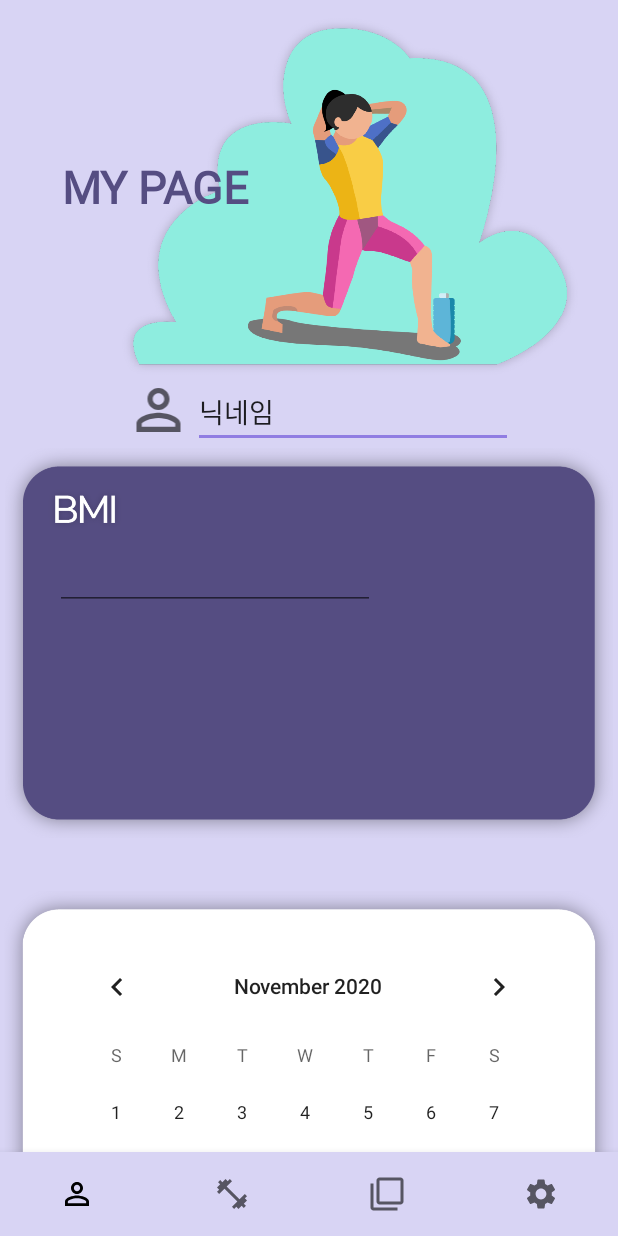
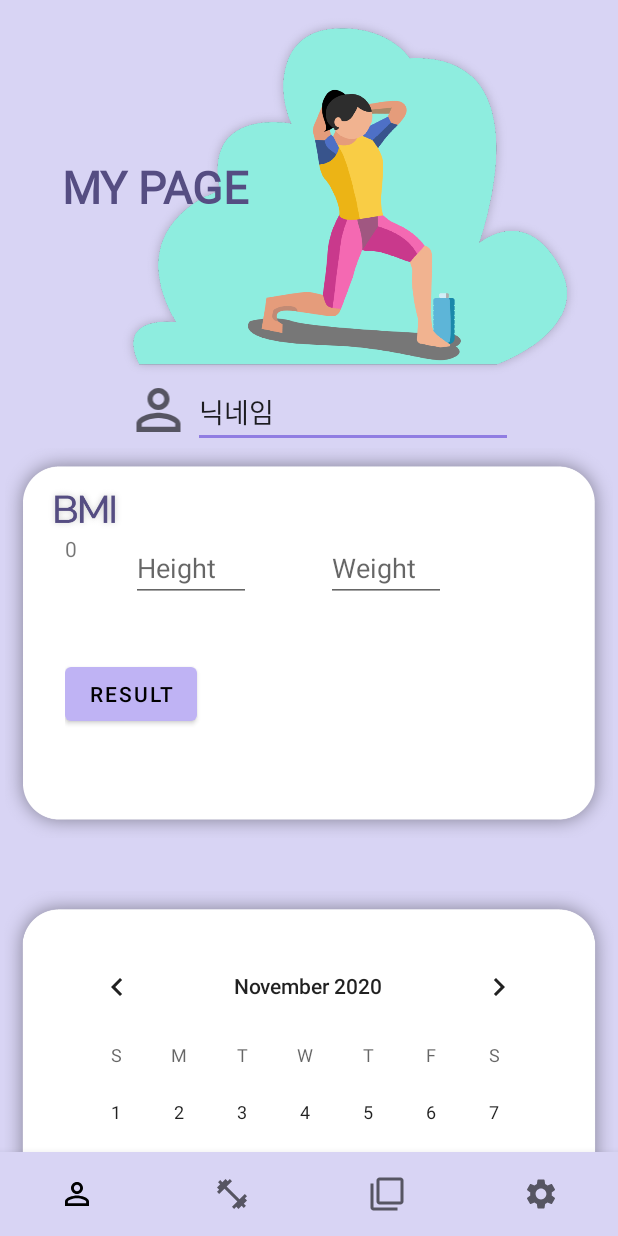
Before and after one commit to asimuleo/android_Pieooreum, an Android app: the screen it shows after launch (MainActivity), on a phone screen of 412 x 824 dp. Run offline under Robolectric (Android 15) with nearby library versions, the phone set to English and light mode, and no system bars; our stand-ins replace navigation-ui.

```diff
--- a/app/src/main/res/layout/mypage_fragment.xml
+++ b/app/src/main/res/layout/mypage_fragment.xml
@@ -28,22 +28,56 @@
                     android:layout_height="wrap_content"
                     android:adjustViewBounds="true"
                     app:layout_constraintEnd_toEndOf="parent"
+                    app:layout_constraintHorizontal_bias="0.0"
                     app:layout_constraintStart_toStartOf="parent"
                     app:layout_constraintTop_toBottomOf="@+id/editTextTextPersonName2"
-                    app:srcCompat="@drawable/box44" />
+                    app:srcCompat="@drawable/bmi4" />
 
-                <EditText
-                    android:id="@+id/editText"
-                    android:layout_width="wrap_content"
-                    android:layout_height="wrap_content"
-                    android:ems="10"
-                    android:inputType="numberDecimal"
+                <RelativeLayout
+                    android:layout_width="348dp"
+                    android:layout_height="154dp"
+                    android:layout_marginTop="46dp"
+                    android:layout_marginBottom="61dp"
+                    android:paddingLeft="@dimen/margin_default"
+                    android:paddingTop="@dimen/margin_default"
+                    android:paddingRight="@dimen/margin_default"
+                    android:paddingBottom="@dimen/margin_default"
                     app:layout_constraintBottom_toBottomOf="@+id/box1"
-                    app:layout_constraintHorizontal_bias="0.184"
-                    app:layout_constraintLeft_toLeftOf="parent"
-                    app:layout_constraintRight_toRightOf="parent"
-                    app:layout_constraintTop_toTopOf="@+id/box1"
-                    app:layout_constraintVertical_bias="0.291" />
+                    app:layout_constraintEnd_toEndOf="@+id/box1"
+                    app:layout_constraintStart_toStartOf="parent"
+                    app:layout_constraintTop_toTopOf="@+id/box1">
+
+                    <TextView
+                        android:id="@+id/textView1"
+                        android:layout_width="wrap_content"
+                        android:layout_height="wrap_content"
+                        android:text="0" />
+
+                    <EditText
+                        android:id="@+id/editText1"
+                        android:layout_width="80dp"
+                        android:layout_height="wrap_content"
+                        android:layout_marginStart="36dp"
+                        android:layout_toEndOf="@+id/textView1"
+                        android:hint="Height"
+                        android:textColor="@color/colorPrimaryDark" />
+
+                    <EditText
+                        android:id="@+id/editText2"
+                        android:layout_width="80dp"
+                        android:layout_height="wrap_content"
+                        android:layout_marginStart="50dp"
+                        android:layout_toEndOf="@+id/editText1"
+                        android:hint="Weight" />
+
+                    <Button
+                        android:layout_width="wrap_content"
+                        android:layout_height="wrap_content"
+                        android:layout_below="@+id/editText1"
+                        android:layout_marginTop="37dp"
+                        android:onClick="onBtnResult"
+                        android:text="Result" />
+                </RelativeLayout>
 
                 <EditText
                     android:id="@+id/editTextTextPersonName2"
```
Also changed, not shown: app/src/main/res/drawable/bmi4.png (added).
